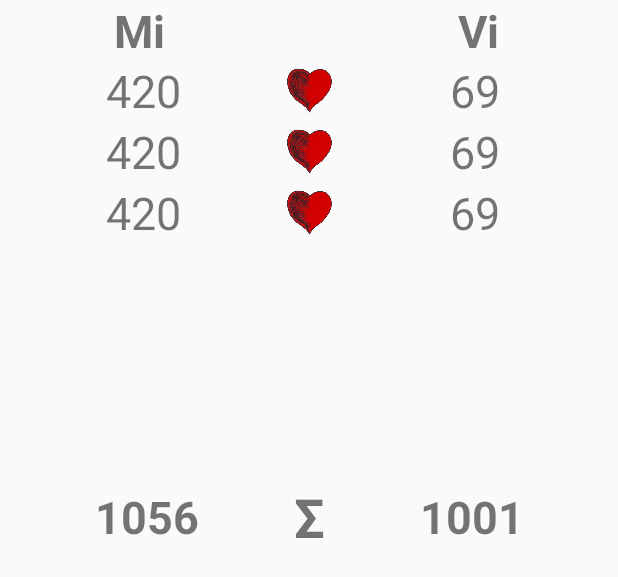
After one commit to dgranosa/AlebAndroid, an Android app: the layout dialog_score.xml on its own in the app's theme, with its tools: preview values and no code run, on a phone screen of 412 x 824 dp. The commit adds this screen. Shown: the top 577 px of the screen. Run offline under Robolectric (Android 15) with nearby library versions, the phone set to English and light mode, and no system bars.

Commit message:
Add score history

```diff
--- a/app/src/main/java/com/example/aleb/MyAdapter.java
+++ b/app/src/main/java/com/example/aleb/MyAdapter.java
@@ -25,7 +25,7 @@ public class MyAdapter extends RecyclerView.Adapter<MyAdapter.MyViewHolder> {
     @Override
     public MyViewHolder onCreateViewHolder(@NonNull ViewGroup parent, int viewType) {
         LayoutInflater layoutInflater = LayoutInflater.from(parent.getContext());
-        View view = layoutInflater.inflate(R.layout.row_item, parent, false);
+        View view = layoutInflater.inflate(R.layout.row_room, parent, false);
 
         return new MyViewHolder(view);
     }
--- /dev/null
+++ b/app/src/main/res/layout/dialog_score.xml
@@ -0,0 +1,83 @@
+<?xml version="1.0" encoding="utf-8"?>
+<androidx.constraintlayout.widget.ConstraintLayout xmlns:android="http://schemas.android.com/apk/res/android"
+    xmlns:app="http://schemas.android.com/apk/res-auto"
+    xmlns:tools="http://schemas.android.com/tools"
+    android:layout_width="match_parent"
+    android:layout_height="match_parent"
+    android:background="?attr/selectableItemBackground">
+
+    <TextView
+        android:id="@+id/textView9"
+        android:layout_width="wrap_content"
+        android:layout_height="wrap_content"
+        android:text="Mi"
+        android:textSize="30sp"
+        android:textStyle="bold"
+        app:layout_constraintBottom_toBottomOf="@+id/textView8"
+        app:layout_constraintEnd_toStartOf="@+id/textView8"
+        app:layout_constraintStart_toStartOf="parent"
+        app:layout_constraintTop_toTopOf="parent" />
+
+    <TextView
+        android:id="@+id/textView8"
+        android:layout_width="40dp"
+        android:layout_height="40dp"
+        app:layout_constraintEnd_toEndOf="parent"
+        app:layout_constraintStart_toStartOf="parent"
+        app:layout_constraintTop_toTopOf="parent" />
+
+    <TextView
+        android:layout_width="wrap_content"
+        android:layout_height="wrap_content"
+        android:text="Vi"
+        android:textSize="30sp"
+        android:textStyle="bold"
+        app:layout_constraintBottom_toBottomOf="@+id/textView8"
+        app:layout_constraintEnd_toEndOf="parent"
+        app:layout_constraintStart_toEndOf="@+id/textView8"
+        app:layout_constraintTop_toTopOf="parent" />
+
+    <androidx.recyclerview.widget.RecyclerView
+        android:id="@+id/score_r_score"
+        android:layout_width="0dp"
+        android:layout_height="280dp"
+        app:layout_constraintEnd_toEndOf="parent"
+        app:layout_constraintStart_toStartOf="parent"
+        app:layout_constraintTop_toBottomOf="@+id/textView8"
+        tools:listitem="@layout/row_score" />
+
+    <TextView
+        android:id="@+id/score_l_sum0"
+        android:layout_width="wrap_content"
+        android:layout_height="wrap_content"
+        android:textSize="30sp"
+        android:textStyle="bold"
+        app:layout_constraintBottom_toBottomOf="@+id/textView12"
+        app:layout_constraintEnd_toStartOf="@+id/textView12"
+        app:layout_constraintStart_toStartOf="parent"
+        app:layout_constraintTop_toBottomOf="@+id/score_r_score"
+        tools:text="1056" />
+
+    <TextView
+        android:id="@+id/textView12"
+        android:layout_width="wrap_content"
+        android:layout_height="wrap_content"
+        android:text="Σ"
+        android:textSize="36sp"
+        android:textStyle="bold"
+        app:layout_constraintEnd_toEndOf="parent"
+        app:layout_constraintStart_toStartOf="parent"
+        app:layout_constraintTop_toBottomOf="@+id/score_r_score" />
+
+    <TextView
+        android:id="@+id/score_l_sum1"
+        android:layout_width="wrap_content"
+        android:layout_height="wrap_content"
+        android:textSize="30sp"
+        android:textStyle="bold"
+        app:layout_constraintBottom_toBottomOf="@+id/textView12"
+        app:layout_constraintEnd_toEndOf="parent"
+        app:layout_constraintStart_toEndOf="@+id/textView12"
+        app:layout_constraintTop_toBottomOf="@+id/score_r_score"
+        tools:text="1001" />
+</androidx.constraintlayout.widget.ConstraintLayout>
--- /dev/null
+++ b/app/src/main/res/layout/row_score.xml
@@ -0,0 +1,42 @@
+<?xml version="1.0" encoding="utf-8"?>
+<androidx.constraintlayout.widget.ConstraintLayout xmlns:android="http://schemas.android.com/apk/res/android"
+    xmlns:app="http://schemas.android.com/apk/res-auto"
+    xmlns:tools="http://schemas.android.com/tools"
+    android:layout_width="match_parent"
+    android:layout_height="wrap_content"
+    android:background="?attr/selectableItemBackground">
+
+    <TextView
+        android:id="@+id/score_l_team0"
+        android:layout_width="wrap_content"
+        android:layout_height="wrap_content"
+        android:textSize="30sp"
+        app:layout_constraintBottom_toBottomOf="parent"
+        app:layout_constraintEnd_toStartOf="@+id/score_i_trump"
+        app:layout_constraintStart_toStartOf="parent"
+        app:layout_constraintTop_toTopOf="parent"
+        tools:text="420" />
+
+    <ImageView
+        android:id="@+id/score_i_trump"
+        android:layout_width="30dp"
+        android:layout_height="30dp"
+        android:layout_marginTop="5dp"
+        android:layout_marginBottom="5dp"
+        app:layout_constraintBottom_toBottomOf="parent"
+        app:layout_constraintEnd_toEndOf="parent"
+        app:layout_constraintStart_toStartOf="parent"
+        app:layout_constraintTop_toTopOf="parent"
+        tools:srcCompat="@drawable/hearts" />
+
+    <TextView
+        android:id="@+id/score_l_team1"
+        android:layout_width="wrap_content"
+        android:layout_height="wrap_content"
+        android:textSize="30sp"
+        app:layout_constraintBottom_toBottomOf="parent"
+        app:layout_constraintEnd_toEndOf="parent"
+        app:layout_constraintStart_toEndOf="@+id/score_i_trump"
+        app:layout_constraintTop_toTopOf="parent"
+        tools:text="69" />
+</androidx.constraintlayout.widget.ConstraintLayout>
```
Also changed, not shown: app/src/main/java/com/example/aleb/Game.java (+27 -5 lines), app/src/main/java/com/example/aleb/MyScoreAdapter.java (added, +65 -0 lines), app/src/main/res/layout/activity_rooms.xml (+2 -24 lines), app/src/main/res/layout/row_room.xml (renamed from app/src/main/res/layout/row_item.xml).
